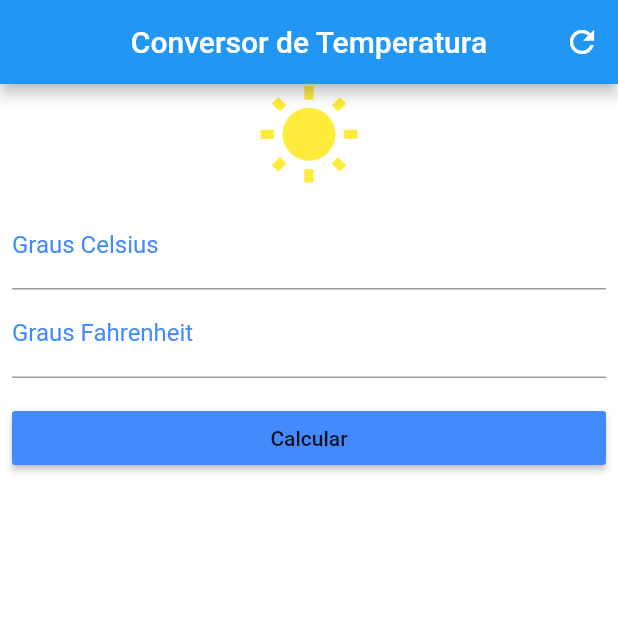
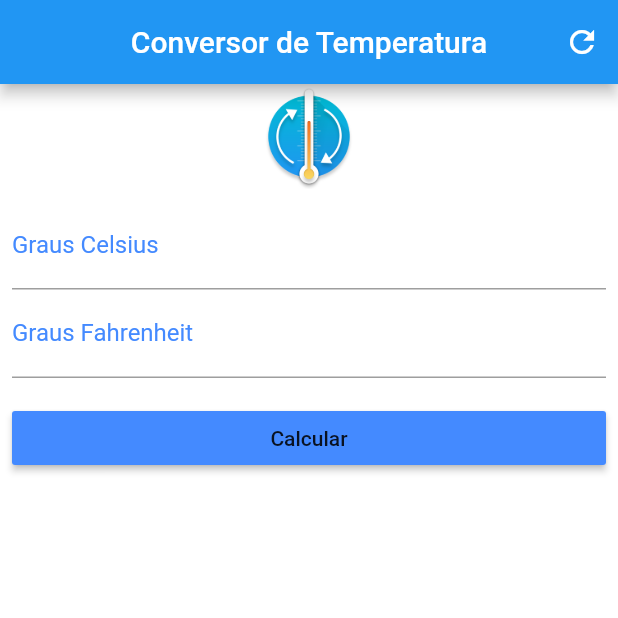
Before and after one commit to IsmaelPires/mobile-flutter-conversor, a Flutter app: the screen it shows after launch, on a phone screen of 412 x 824 dp, the top half of it. Run offline on Flutter 3.47's test engine with Material 2 defaults, Android fonts, the phone set to English and light mode, and no system bars.

Commit message:
Alterando imagem da Main

```diff
--- a/lib/main.dart
+++ b/lib/main.dart
@@ -60,7 +60,7 @@ class _HomeState extends State<Home> {
       ],
     );
 
-    Icon icon = Icon(Icons.wb_sunny, size: 70, color: Colors.yellow);
+    Image imgLogo = Image.asset("assets/images/logo.png", height: 70, width: 70);
 
     TextStyle styleDecoration =
         TextStyle(color: Colors.blueAccent, fontSize: 16);
@@ -112,7 +112,7 @@ class _HomeState extends State<Home> {
 
     Column column = Column(
       crossAxisAlignment: CrossAxisAlignment.stretch,
-      children: <Widget>[icon, containerPaddingFields, containerPaddingBtn],
+      children: <Widget>[imgLogo, containerPaddingFields, containerPaddingBtn],
     );
 
     Form form = Form(
--- a/pubspec.yaml
+++ b/pubspec.yaml
@@ -44,6 +44,8 @@ flutter:
   # assets:
   #  - images/a_dot_burr.jpeg
   #  - images/a_dot_ham.jpeg
+  assets:
+    - assets/images/logo.png
 
   # An image asset can refer to one or more resolution-specific "variants", see
   # https://flutter.dev/assets-and-images/#resolution-aware.
```
Also changed, not shown: assets/icon/icon.png (added), assets/images/logo.png (added).
